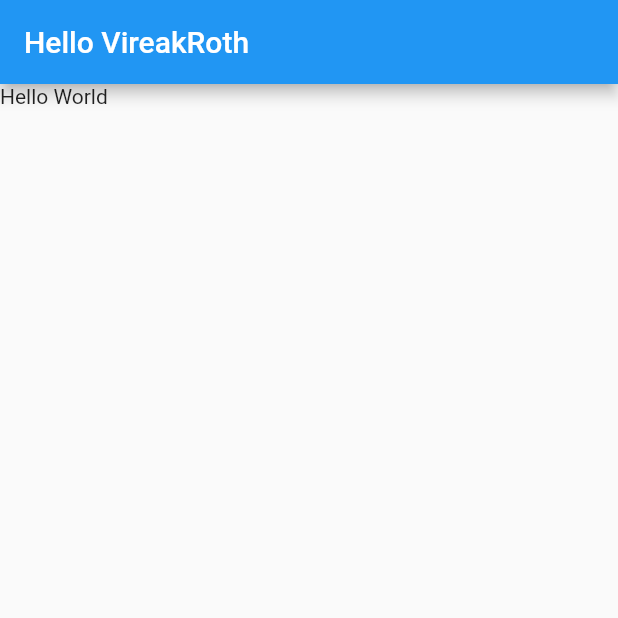
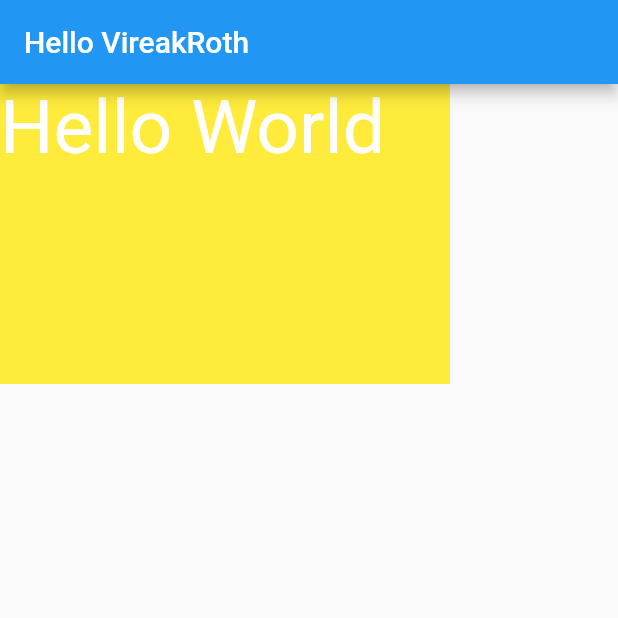
Before and after one commit to Punvireakroth/flutter_progress, a Flutter app: the screen it shows after launch, on a phone screen of 412 x 824 dp, the top half of it. Run offline on Flutter 3.47's test engine with Material 2 defaults, Android fonts, the phone set to English and light mode, and no system bars.

Commit message:
add font style and boxdecoration

```diff
--- a/test_app/lib/main.dart
+++ b/test_app/lib/main.dart
@@ -25,7 +25,14 @@ class HomeScreen extends StatelessWidget {
       appBar: AppBar(
         title: Text("Hello VireakRoth"),
       ),
-      body: Container(child: Text("Hello World"),),
+      body: Container(
+        width: 300,
+        height: 200,
+        decoration: BoxDecoration(
+          color: Colors.yellow,
+        ),
+        child: Text("Hello World", style: TextStyle(fontSize: 50, color: Colors.white),),
+        ),
     );
   }
 }
```
